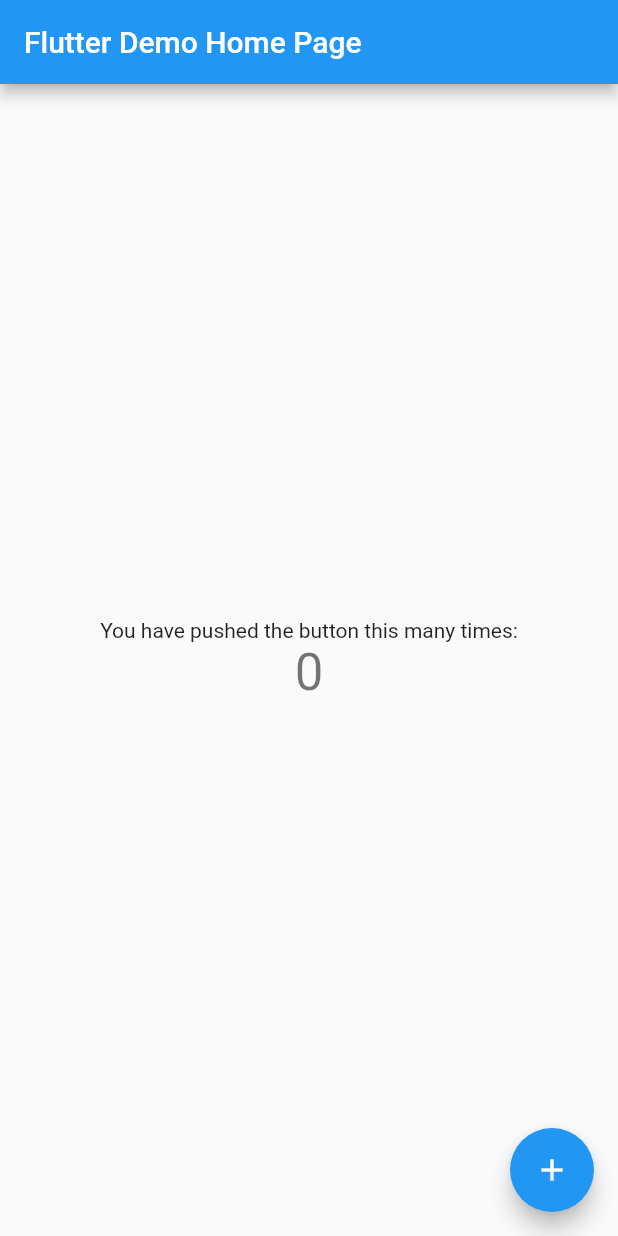
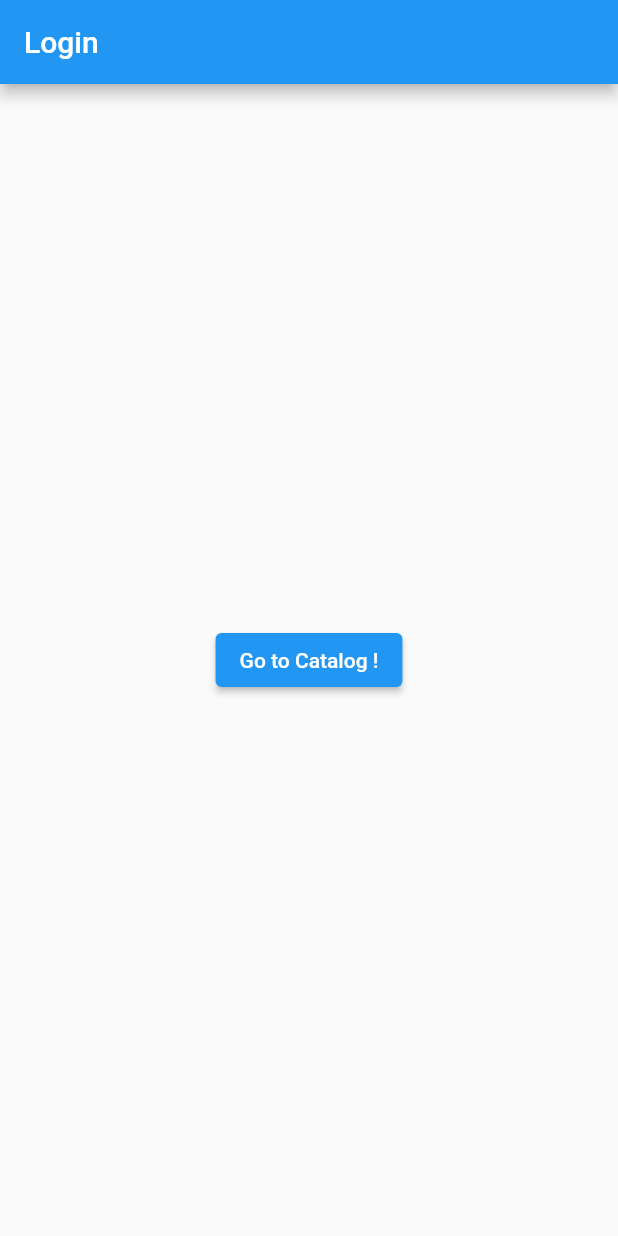
Before and after one commit to marwan-rashed/tutorial_flutter, a Flutter app: the screen it shows after launch, on a phone screen of 412 x 824 dp. Run offline on Flutter 3.47's test engine with Material 2 defaults, Android fonts, the phone set to English and light mode, and no system bars.

Commit message:
Add app components

```diff
--- a/lib/main.dart
+++ b/lib/main.dart
@@ -1,4 +1,5 @@
 import 'package:flutter/material.dart';
+import 'catalog.dart';
 
 void main() {
   runApp(const MyApp());
@@ -24,92 +25,33 @@ class MyApp extends StatelessWidget {
         // is not restarted.
         primarySwatch: Colors.blue,
       ),
-      home: const MyHomePage(title: 'Flutter Demo Home Page'),
+      // home: const MyHomePage(title: 'Flutter Demo Home Page'),
+      home: FirstRoute(),
     );
   }
 }
 
-class MyHomePage extends StatefulWidget {
-  const MyHomePage({Key? key, required this.title}) : super(key: key);
-
-  // This widget is the home page of your application. It is stateful, meaning
-  // that it has a State object (defined below) that contains fields that affect
-  // how it looks.
-
-  // This class is the configuration for the state. It holds the values (in this
-  // case the title) provided by the parent (in this case the App widget) and
-  // used by the build method of the State. Fields in a Widget subclass are
-  // always marked "final".
-
-  final String title;
-
-  @override
-  State<MyHomePage> createState() => _MyHomePageState();
-}
-
-class _MyHomePageState extends State<MyHomePage> {
-  int _counter = 0;
-
-  void _incrementCounter() {
-    setState(() {
-      // This call to setState tells the Flutter framework that something has
-      // changed in this State, which causes it to rerun the build method below
-      // so that the display can reflect the updated values. If we changed
-      // _counter without calling setState(), then the build method would not be
-      // called again, and so nothing would appear to happen.
-      _counter++;
-    });
-  }
+class FirstRoute extends StatelessWidget {
+  const FirstRoute({Key? key}) : super(key: key);
 
   @override
   Widget build(BuildContext context) {
-    // This method is rerun every time setState is called, for instance as done
-    // by the _incrementCounter method above.
-    //
-    // The Flutter framework has been optimized to make rerunning build methods
-    // fast, so that you can just rebuild anything that needs updating rather
-    // than having to individually change instances of widgets.
     return Scaffold(
       appBar: AppBar(
-        // Here we take the value from the MyHomePage object that was created by
-        // the App.build method, and use it to set our appbar title.
-        title: Text(widget.title),
+        title: const Text('Login'),
       ),
       body: Center(
-        // Center is a layout widget. It takes a single child and positions it
-        // in the middle of the parent.
-        child: Column(
-          // Column is also a layout widget. It takes a list of children and
-          // arranges them vertically. By default, it sizes itself to fit its
-          // children horizontally, and tries to be as tall as its parent.
-          //
-          // Invoke "debug painting" (press "p" in the console, choose the
-          // "Toggle Debug Paint" action from the Flutter Inspector in Android
-          // Studio, or the "Toggle Debug Paint" command in Visual Studio Code)
-          // to see the wireframe for each widget.
-          //
-          // Column has various properties to control how it sizes itself and
-          // how it positions its children. Here we use mainAxisAlignment to
-          // center the children vertically; the main axis here is the vertical
-          // axis because Columns are vertical (the cross axis would be
-          // horizontal).
-          mainAxisAlignment: MainAxisAlignment.center,
-          children: <Widget>[
-            const Text(
-              'You have pushed the button this many times:',
-            ),
-            Text(
-              '$_counter',
-              style: Theme.of(context).textTheme.headline4,
-            ),
-          ],
+        child: ElevatedButton(
+          child: const Text('Go to Catalog !'),
+          onPressed: () {
+            // Navigate to second route when tapped.
+            Navigator.push(
+              context,
+              MaterialPageRoute(builder: (context) => const Catalog()),
+            );
+          },
         ),
       ),
-      floatingActionButton: FloatingActionButton(
-        onPressed: _incrementCounter,
-        tooltip: 'Increment',
-        child: const Icon(Icons.add),
-      ), // This trailing comma makes auto-formatting nicer for build methods.
     );
   }
 }
```
Also changed, not shown: lib/cart.dart (added, +23 -0 lines), lib/catalog.dart (added, +27 -0 lines).
